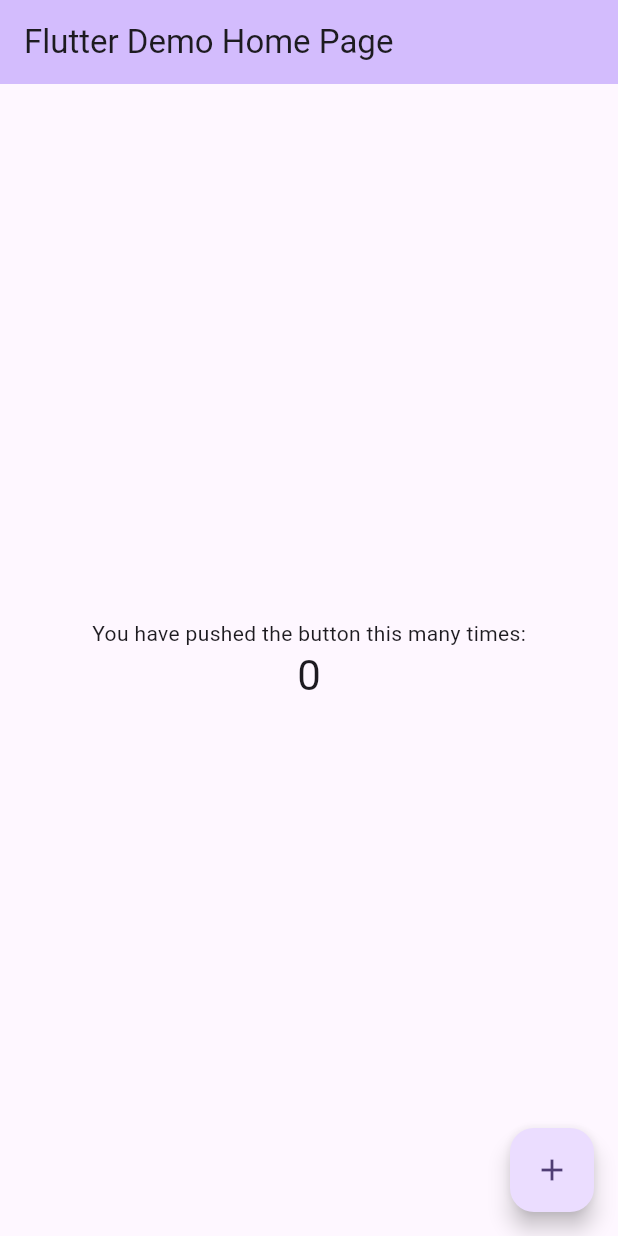
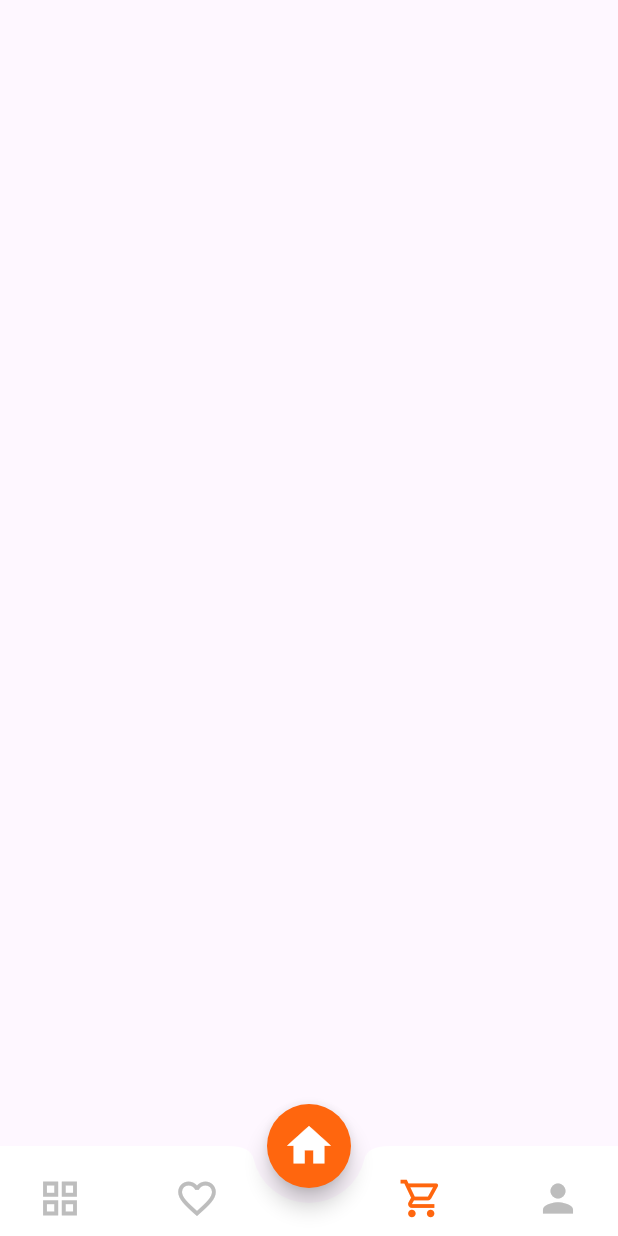
Before and after one commit to AdibRasel/E-commerce_App, a Flutter app: the screen it shows after launch, on a phone screen of 412 x 824 dp. Run offline on Flutter 3.47's test engine with Material 3 defaults, Android fonts, the phone set to English and light mode, and no system bars; our stand-ins replace google_fonts.

Commit message:
Bottom Negation Complete
Bottom Negation Complete

```diff
--- /dev/null
+++ b/lib/constants.dart
@@ -0,0 +1,4 @@
+import 'package:flutter/material.dart';
+
+const kcontentColor = Color(0xffF5F5F5);
+const kprimaryColor = Color(0xffff660e);
--- a/lib/main.dart
+++ b/lib/main.dart
@@ -1,4 +1,6 @@
+import 'package:ecommerce/screens/nav_bar_screen.dart';
 import 'package:flutter/material.dart';
+import 'package:google_fonts/google_fonts.dart';
 
 void main() {
   runApp(const MyApp());
@@ -7,123 +9,16 @@ void main() {
 class MyApp extends StatelessWidget {
   const MyApp({super.key});
 
-  // This widget is the root of your application.
   @override
-  Widget build(BuildContext context) {
-    return MaterialApp(
-      title: 'Flutter Demo',
-      theme: ThemeData(
-        // This is the theme of your application.
-        //
-        // TRY THIS: Try running your application with "flutter run". You'll see
-        // the application has a blue toolbar. Then, without quitting the app,
-        // try changing the seedColor in the colorScheme below to Colors.green
-        // and then invoke "hot reload" (save your changes or press the "hot
-        // reload" button in a Flutter-supported IDE, or press "r" if you used
-        // the command line to start the app).
-        //
-        // Notice that the counter didn't reset back to zero; the application
-        // state is not lost during the reload. To reset the state, use hot
-        // restart instead.
-        //
-        // This works for code too, not just values: Most code changes can be
-        // tested with just a hot reload.
-        colorScheme: ColorScheme.fromSeed(seedColor: Colors.deepPurple),
-        useMaterial3: true,
-      ),
-      home: const MyHomePage(title: 'Flutter Demo Home Page'),
-    );
-  }
-}
-
-class MyHomePage extends StatefulWidget {
-  const MyHomePage({super.key, required this.title});
-
-  // This widget is the home page of your application. It is stateful, meaning
-  // that it has a State object (defined below) that contains fields that affect
-  // how it looks.
-
-  // This class is the configuration for the state. It holds the values (in this
-  // case the title) provided by the parent (in this case the App widget) and
-  // used by the build method of the State. Fields in a Widget subclass are
-  // always marked "final".
-
-  final String title;
-
-  @override
-  State<MyHomePage> createState() => _MyHomePageState();
-}
-
-class _MyHomePageState extends State<MyHomePage> {
-  int _counter = 0;
-
-  void _incrementCounter() {
-    setState(() {
-      // This call to setState tells the Flutter framework that something has
-      // changed in this State, which causes it to rerun the build method below
-      // so that the display can reflect the updated values. If we changed
-      // _counter without calling setState(), then the build method would not be
-      // called again, and so nothing would appear to happen.
-      _counter++;
-    });
-  }
-
-  @override
-  Widget build(BuildContext context) {
-    // This method is rerun every time setState is called, for instance as done
-    // by the _incrementCounter method above.
-    //
-    // The Flutter framework has been optimized to make rerunning build methods
-    // fast, so that you can just rebuild anything that needs updating rather
-    // than having to individually change instances of widgets.
-    return Scaffold(
-      appBar: AppBar(
-        // TRY THIS: Try changing the color here to a specific color (to
-        // Colors.amber, perhaps?) and trigger a hot reload to see the AppBar
-        // change color while the other colors stay the same.
-        backgroundColor: Theme.of(context).colorScheme.inversePrimary,
-        // Here we take the value from the MyHomePage object that was created by
-        // the App.build method, and use it to set our appbar title.
-        title: Text(widget.title),
-      ),
-      body: Center(
-        // Center is a layout widget. It takes a single child and positions it
-        // in the middle of the parent.
-        child: Column(
-          // Column is also a layout widget. It takes a list of children and
-          // arranges them vertically. By default, it sizes itself to fit its
-          // children horizontally, and tries to be as tall as its parent.
-          //
-          // Column has various properties to control how it sizes itself and
-          // how it positions its children. Here we use mainAxisAlignment to
-          // center the children vertically; the main axis here is the vertical
-          // axis because Columns are vertical (the cross axis would be
-          // horizontal).
-          //
-          // TRY THIS: Invoke "debug painting" (choose the "Toggle Debug Paint"
-          // action in the IDE, or press "p" in the console), to see the
-          // wireframe for each widget.
-          mainAxisAlignment: MainAxisAlignment.center,
-          children: <Widget>[
-            const Text(
-              'You have pushed the button this many times:',
-            ),
-            Text(
-              '$_counter',
-              style: Theme.of(context).textTheme.headlineMedium,
-            ),
-          ],
+  Widget build(BuildContext context) => MaterialApp(
+        debugShowCheckedModeBanner: false,
+        theme: ThemeData(
+          textTheme: GoogleFonts.mulishTextTheme(),
         ),
-      ),
-      floatingActionButton: FloatingActionButton(
-        onPressed: _incrementCounter,
-        tooltip: 'Increment',
-        child: const Icon(Icons.add),
-      ), // This trailing comma makes auto-formatting nicer for build methods.
-    );
-  }
+        home: const BottomNavBar()
+      );
 }
 
 
-
 // video link : https://www.youtube.com/watch?v=UHUSqJDKe-Q&t=242s
+// work compleate : 10:25
--- /dev/null
+++ b/lib/screens/nav_bar_screen.dart
@@ -0,0 +1,72 @@
+import 'package:ecommerce/constants.dart';
+import 'package:flutter/material.dart';
+
+class BottomNavBar extends StatefulWidget {
+  const BottomNavBar({super.key});
+
+  @override
+  State<BottomNavBar> createState() => _BottomNavBarState();
+}
+
+class _BottomNavBarState extends State<BottomNavBar> {
+  int currentIndex = 2;
+  @override
+  Widget build(BuildContext context) {
+    return Scaffold(
+      floatingActionButton: FloatingActionButton(
+        onPressed: () {
+          setState(() {
+            currentIndex = 2;
+          });
+        },
+        shape: const CircleBorder(),
+        backgroundColor: kprimaryColor,
+        child: const Icon(Icons.home, color: Colors.white, size: 35),
+      ),
+      floatingActionButtonLocation: FloatingActionButtonLocation.centerDocked,
+      bottomNavigationBar: BottomAppBar(
+        elevation: 1,
+        height: 60,
+        color: Colors.white,
+        shape: const CircularNotchedRectangle(),
+        notchMargin: 10,
+        clipBehavior: Clip.antiAliasWithSaveLayer,
+        child: Row(
+          mainAxisSize: MainAxisSize.max,
+          mainAxisAlignment: MainAxisAlignment.spaceBetween,
+          children: [
+            IconButton(
+                onPressed: () {},
+                icon: Icon(Icons.grid_view_outlined,
+                    size: 30,
+                    color: currentIndex == 0
+                        ? kprimaryColor
+                        : Colors.grey.shade400)),
+            IconButton(
+                onPressed: () {},
+                icon: Icon(Icons.favorite_border,
+                    size: 30,
+                    color: currentIndex == 1
+                        ? kprimaryColor
+                        : Colors.grey.shade400)),
+            const SizedBox(width: 15),
+            IconButton(
+                onPressed: () {},
+                icon: Icon(Icons.shopping_cart_outlined,
+                    size: 30,
+                    color: currentIndex == 2
+                        ? kprimaryColor
+                        : Colors.grey.shade400)),
+            IconButton(
+                onPressed: () {},
+                icon: Icon(Icons.person,
+                    size: 30,
+                    color: currentIndex == 3
+                        ? kprimaryColor
+                        : Colors.grey.shade400)),
+          ],
+        ),
+      ),
+    );
+  }
+}
--- a/pubspec.yaml
+++ b/pubspec.yaml
@@ -35,6 +35,8 @@ dependencies:
   # The following adds the Cupertino Icons font to your application.
   # Use with the CupertinoIcons class for iOS style icons.
   cupertino_icons: ^1.0.2
+  google_fonts: ^5.0.0 # or another earlier version
+  provider:
 
 dev_dependencies:
   flutter_test:
@@ -59,7 +61,8 @@ flutter:
   uses-material-design: true
 
   # To add assets to your application, add an assets section, like this:
-  # assets:
+  assets:
+    - images/
   #   - images/a_dot_burr.jpeg
   #   - images/a_dot_ham.jpeg
 
```
Also changed, not shown: pubspec.lock, 1 other file.
